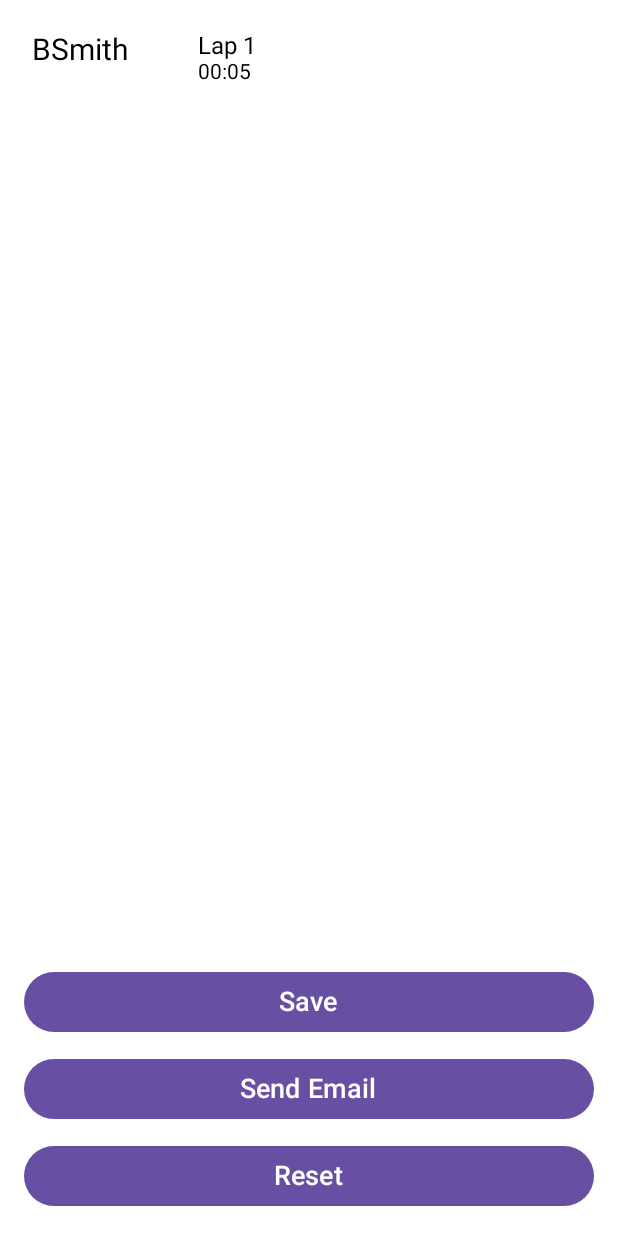
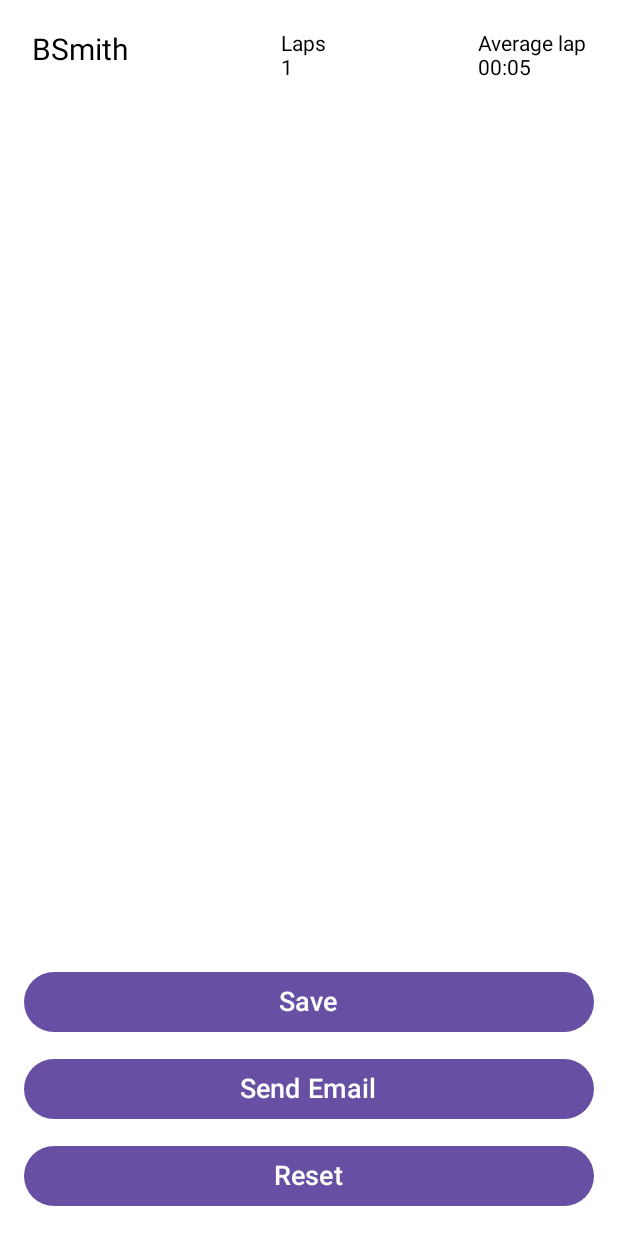
Before and after one commit to ycorredius/LapTracks, an Android app built with Jetpack Compose: the @Preview function ResultScreenPreview, on a phone screen of 412 x 824 dp. Run offline under Robolectric (Android 15) with nearby library versions, the phone set to English and light mode, and no system bars; our stand-ins replace Room's generated code.

Commit message:
Update ResultScreen.kt

```diff
--- a/app/src/main/java/com/example/laptracks/ui/views/ResultScreen.kt
+++ b/app/src/main/java/com/example/laptracks/ui/views/ResultScreen.kt
@@ -4,12 +4,9 @@ import android.annotation.SuppressLint
 import androidx.compose.foundation.layout.Arrangement
 import androidx.compose.foundation.layout.Column
 import androidx.compose.foundation.layout.Row
-import androidx.compose.foundation.layout.Spacer
 import androidx.compose.foundation.layout.fillMaxSize
 import androidx.compose.foundation.layout.fillMaxWidth
 import androidx.compose.foundation.layout.padding
-import androidx.compose.foundation.lazy.LazyRow
-import androidx.compose.foundation.lazy.itemsIndexed
 import androidx.compose.material3.Button
 import androidx.compose.material3.ExperimentalMaterial3Api
 import androidx.compose.material3.Scaffold
@@ -26,9 +23,9 @@ import androidx.compose.ui.unit.dp
 import androidx.compose.ui.unit.sp
 import com.example.laptracks.LapTrackAppTopAppBar
 import com.example.laptracks.R
-import com.example.laptracks.convertLongToString
 import com.example.laptracks.data.Student
 import com.example.laptracks.formatResults
+import com.example.laptracks.getLapTime
 import com.example.laptracks.ui.navigation.NavigationDestination
 import com.example.laptracks.ui.viewmodels.WorkoutViewModel
 import java.text.SimpleDateFormat
@@ -99,26 +96,28 @@ private fun ResultBody(
 				Row(
 					modifier = Modifier
 						.padding(5.dp)
-            .fillMaxWidth(), horizontalArrangement = Arrangement.SpaceBetween
+						.fillMaxWidth(),
+					horizontalArrangement = Arrangement.SpaceBetween
 				) {
 					Text(
 						text = participant.key.displayName,
-            modifier = Modifier.weight(0.2f),
 						fontSize = 20.sp
 					)
-          Spacer(modifier = Modifier)
-          LazyRow(modifier = Modifier.weight(0.5f)) {
-            itemsIndexed(participant.value) { index, item ->
-              Column(modifier = Modifier.padding(5.dp, 0.dp)) {
-                Text(text = "Lap ${index + 1}", fontSize = 16.sp)
-                Text(text = convertLongToString(item), fontSize = 14.sp)
+					Column {
+						Text(text = "Laps")
+						Text(text = "${participant.value.size}")
+					}
+					Column {
+						Text(text = "Average lap")
+						Text(text = getLapTime(participant.value))
 					}
 				}
 			}
 		}
-      }
-    }
-    Column(modifier = Modifier.fillMaxWidth(), verticalArrangement = Arrangement.spacedBy(10.dp)) {
+		Column(
+			modifier = Modifier.fillMaxWidth(),
+			verticalArrangement = Arrangement.spacedBy(10.dp)
+		) {
 			Button(onClick = {
 				onSaveClick()
 			}, modifier = Modifier.fillMaxWidth()) {
```
Lines whose indentation alone changed are shown as unchanged.
